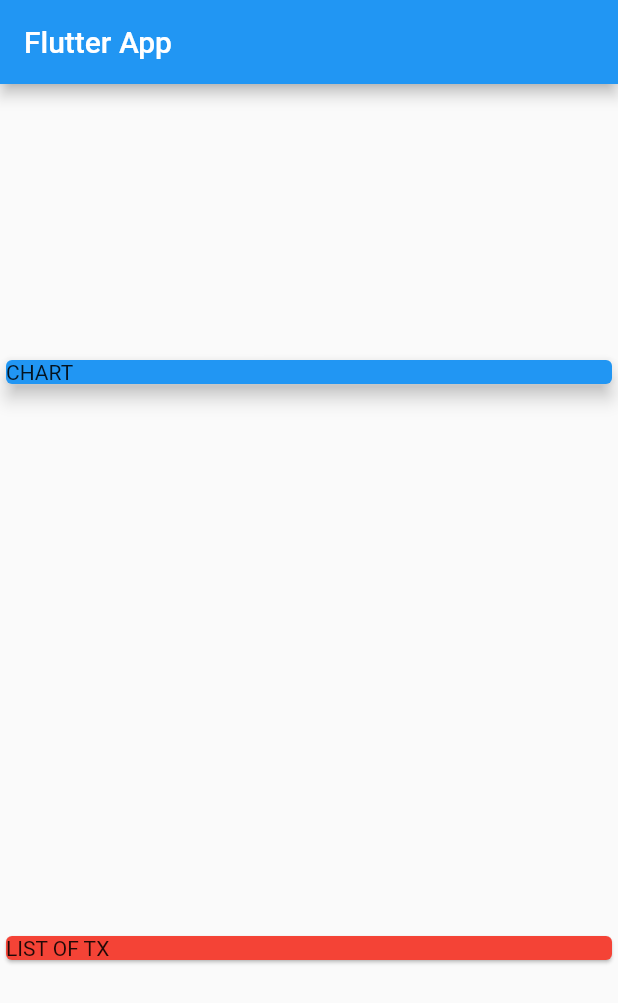
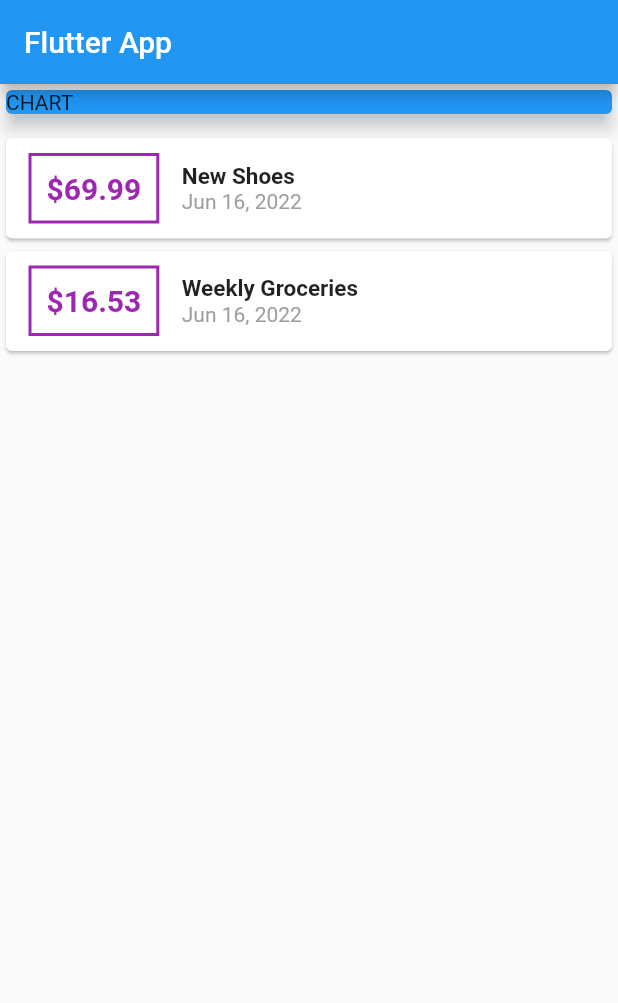
Before and after one commit to JPJFerreira/flutter_personal_expenses, a Flutter app: the screen it shows after launch, on a phone screen of 412 x 824 dp. Shown: the top 1003 px of the screen. Run offline on Flutter 3.47's test engine with Material 2 defaults, Android fonts, the phone set to English and light mode, and no system bars.

Commit message:
Styling and Formatting text

```diff
--- a/lib/main.dart
+++ b/lib/main.dart
@@ -1,5 +1,6 @@
 import 'package:flutter/material.dart';
 import 'package:flutter_personal_expenses/transaction.dart';
+import 'package:intl/intl.dart';
 
 import './transaction.dart';
 
@@ -38,7 +39,7 @@ class MyHomePage extends StatelessWidget {
         title: Text('Flutter App'),
       ),
       body: Column(
-          mainAxisAlignment: MainAxisAlignment.spaceAround,
+          mainAxisAlignment: MainAxisAlignment.start,
           crossAxisAlignment: CrossAxisAlignment.stretch,
           children: [
             Container(
@@ -50,8 +51,50 @@ class MyHomePage extends StatelessWidget {
               ),
             ),
             Card(
-              color: Colors.red,
-              child: Text('LIST OF TX'),
+              child: Column(
+                children: [],
+              ),
+            ),
+            Column(
+              children: transactions.map((tx) {
+                return Card(
+                    child: Row(
+                  children: [
+                    Container(
+                      margin: EdgeInsets.symmetric(
+                        vertical: 10,
+                        horizontal: 15,
+                      ),
+                      decoration: BoxDecoration(
+                        border: Border.all(
+                          color: Colors.purple,
+                          width: 2,
+                        ),
+                      ),
+                      padding: EdgeInsets.all(10),
+                      child: Text(
+                        '\$${tx.amount}',
+                        style: TextStyle(
+                            fontWeight: FontWeight.bold,
+                            fontSize: 20,
+                            color: Colors.purple),
+                      ),
+                    ),
+                    Column(
+                      crossAxisAlignment: CrossAxisAlignment.start,
+                      children: [
+                        Text(
+                          tx.title,
+                          style: TextStyle(
+                              fontSize: 15, fontWeight: FontWeight.bold),
+                        ),
+                        Text(DateFormat.yMMMd().format(tx.date),
+                            style: TextStyle(color: Colors.grey)),
+                      ],
+                    )
+                  ],
+                ));
+              }).toList(),
             ),
           ]),
     );
--- a/pubspec.yaml
+++ b/pubspec.yaml
@@ -34,6 +34,7 @@ dependencies:
   # The following adds the Cupertino Icons font to your application.
   # Use with the CupertinoIcons class for iOS style icons.
   cupertino_icons: ^1.0.2
+  intl: ^0.17.0
 
 dev_dependencies:
   flutter_test:
```
Also changed, not shown: pubspec.lock.
